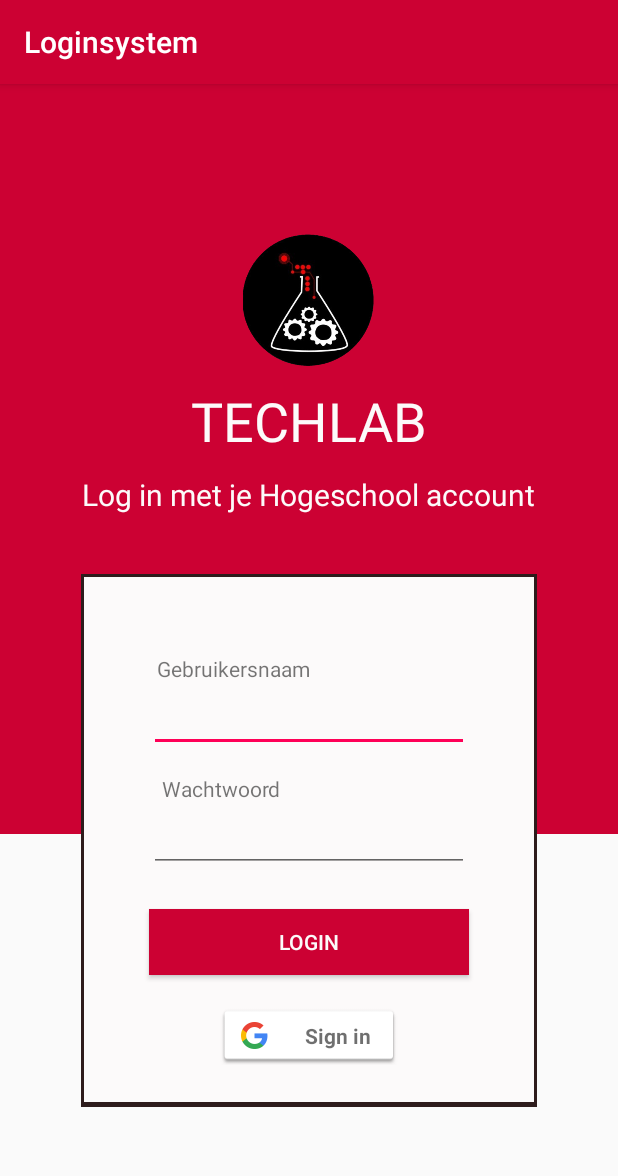
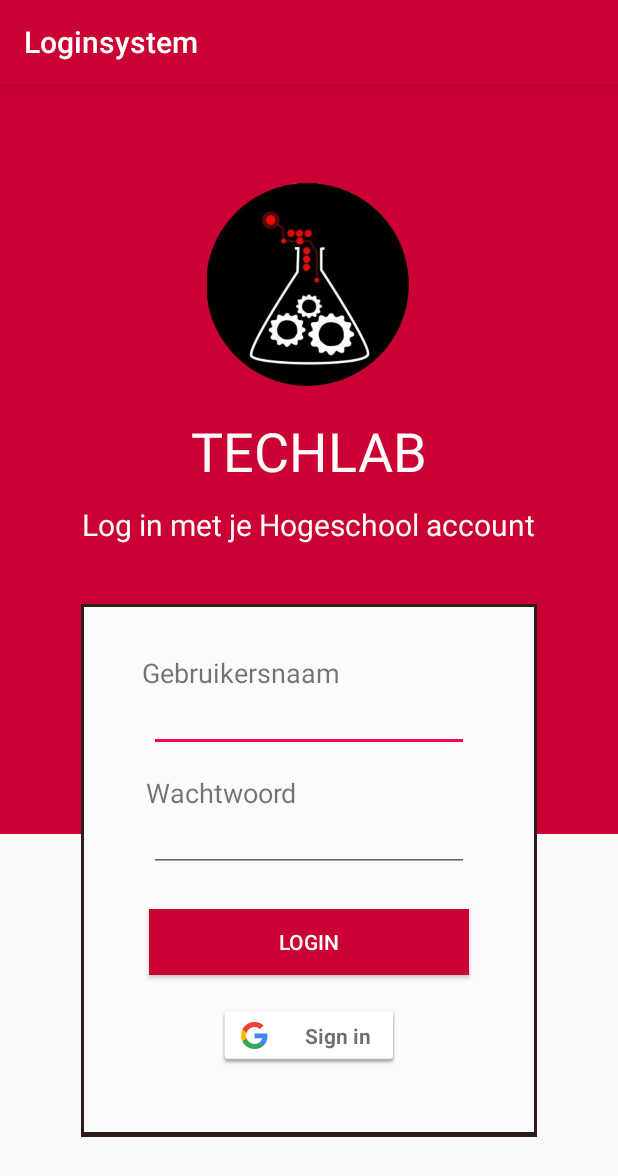
Before and after one commit to rahafff97/TC1819_Groep_3, an Android app: the screen it shows after launch (LoginActivity), on a phone screen of 412 x 824 dp. Shown: the top 1176 px of the screen. Run offline under Robolectric (Android 15) with nearby library versions, the phone set to English and light mode, and no system bars.

Commit message:
design loginscreen improvement

```diff
--- a/Loginsystem/app/src/main/res/layout/activity_login.xml
+++ b/Loginsystem/app/src/main/res/layout/activity_login.xml
@@ -10,8 +10,8 @@
             android:id="@+id/scrollView2"
             android:layout_width="match_parent"
             android:layout_height="match_parent"
-        tools:layout_editor_absoluteX="190dp"
-        tools:layout_editor_absoluteY="16dp">
+            tools:layout_editor_absoluteX="0dp"
+            tools:layout_editor_absoluteY="38dp">
 
         <RelativeLayout
                 android:layout_width="wrap_content"
@@ -40,8 +40,8 @@
                 <ImageView
                         android:id="@+id/imageView"
                         android:layout_width="match_parent"
-                        android:layout_height="200dp"
-                        android:paddingTop="90dp"
+                        android:layout_height="220dp"
+                        android:paddingTop="50dp"
                         android:scaleType="fitCenter"
                         app:srcCompat="@drawable/logotechlab"/>
 
@@ -54,7 +54,7 @@
                         android:layout_centerVertical="true"
                         android:text="TECHLAB"
                         android:textColor="@color/white"
-                    android:textSize="36sp" />
+                        android:textSize="36sp"/>
 
                 <TextView
                         android:id="@+id/textLogin"
@@ -66,7 +66,7 @@
                         android:layout_centerVertical="true"
                         android:text="Log in met je Hogeschool account"
                         android:textColor="@color/white"
-                        android:textSize="20sp" />
+                        android:textSize="20sp"/>
 
                 <FrameLayout
                         android:id="@+id/frameLayout2"
@@ -95,9 +95,10 @@
                         android:layout_width="wrap_content"
                         android:layout_height="wrap_content"
                         android:layout_marginTop="380dp"
-                    android:text="Gebruikersnaam"
+                        android:text="  Gebruikersnaam"
                         android:paddingRight="100dp"
                         android:layout_centerHorizontal="true"
+                        android:textSize="18sp"
                 />
 
                 <EditText
@@ -110,7 +111,7 @@
                         android:inputType="textEmailAddress"
                         app:layout_constraintBottom_toTopOf="@+id/textView4"
                         app:layout_constraintEnd_toEndOf="parent"
-                    app:layout_constraintStart_toStartOf="parent" />
+                        app:layout_constraintStart_toStartOf="parent"/>
 
                 <TextView
                         android:id="@+id/textView4"
@@ -119,7 +120,8 @@
                         android:layout_marginTop="460dp"
                         android:text="Wachtwoord"
                         android:paddingRight="116dp"
-                    android:layout_centerHorizontal="true" />
+                        android:textSize="18sp"
+                        android:layout_centerHorizontal="true"/>
 
                 <EditText
                         android:id="@+id/Password"
@@ -132,7 +134,7 @@
                         app:layout_constraintEnd_toEndOf="parent"
                         app:layout_constraintHorizontal_bias="0.0"
                         app:layout_constraintStart_toStartOf="parent"
-                    app:layout_constraintTop_toBottomOf="@+id/textView" />
+                        app:layout_constraintTop_toBottomOf="@+id/textView"/>
 
 
                 <Button
@@ -147,7 +149,7 @@
                         android:onClick="inloggen"
                         app:layout_constraintEnd_toEndOf="parent"
                         app:layout_constraintStart_toStartOf="parent"
-                    app:layout_constraintTop_toBottomOf="@+id/editText2" />
+                        app:layout_constraintTop_toBottomOf="@+id/editText2"/>
 
                 <com.google.android.gms.common.SignInButton
                         android:id="@+id/sign_in_button"
@@ -160,7 +162,7 @@
                         android:layout_marginTop="20dp"
                         android:layout_marginEnd="8dp"
                         android:layout_marginRight="8dp"
-                    android:layout_marginBottom="180dp" />
+                        android:layout_marginBottom="180dp"/>
 
             </RelativeLayout>
         </RelativeLayout>
```
Lines whose indentation alone changed are shown as unchanged.
